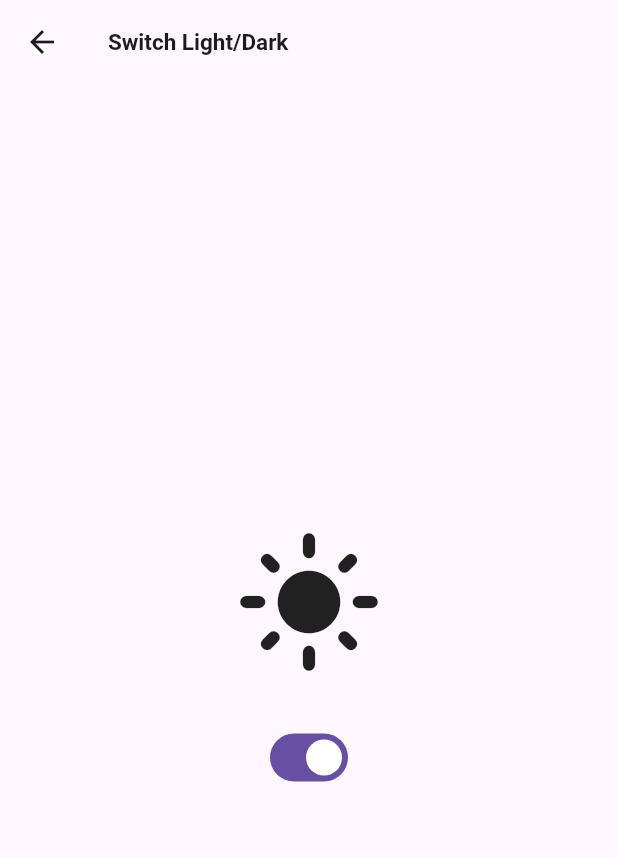
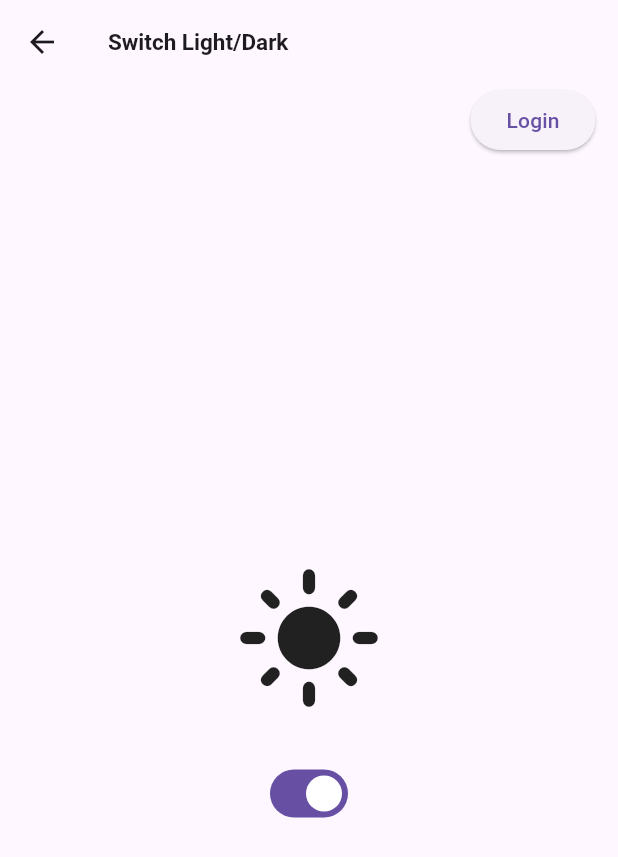
Before and after one commit to KimCookk/flutter_practice_examples, a Flutter app: the HomePage screen opened directly, on a phone screen of 412 x 824 dp. Shown: the top 857 px of the screen. Run offline on Flutter 3.47's test engine with Material 3 defaults, Android fonts, the phone set to English and light mode, and no system bars; our stand-ins replace shared_preferences; accounts and stored records are empty.

Commit message:
feat: SharedPreferences 기반 LoginState 추가 및 MultiProvider 전환

```diff
--- a/lib/examples/12_sharedpreferences/switch_dark_light/home_page.dart
+++ b/lib/examples/12_sharedpreferences/switch_dark_light/home_page.dart
@@ -29,12 +29,29 @@ class HomePageState extends ChangeNotifier {
   }
 }
 
+class LoginPageState extends ChangeNotifier {
+  bool _isLogin = false;
+
+  bool get isLogin => _isLogin;
+
+  void login() {
+    _isLogin = true;
+    notifyListeners();
+  }
+
+  void logout() {
+    _isLogin = false;
+    notifyListeners();
+  }
+}
+
 class HomePage extends StatelessWidget {
   const HomePage({super.key});
 
   @override
   Widget build(BuildContext context) {
     bool isLightMode = context.watch<HomePageState>().isLightMode;
+    bool isLogin = context.watch<LoginPageState>().isLogin;
     // TODO: implement build
     return Scaffold(
       appBar: AppBar(
@@ -50,6 +67,29 @@ class HomePage extends StatelessWidget {
         child: Column(
           mainAxisAlignment: MainAxisAlignment.center,
           children: [
+            Padding(
+              padding: const EdgeInsets.symmetric(horizontal: 15),
+              child: Row(
+                mainAxisAlignment: MainAxisAlignment.end,
+                children: [
+                  if (isLogin) Icon(Icons.person),
+                  SizedBox(
+                    width: 30,
+                  ),
+                  ElevatedButton(
+                    onPressed: () {
+                      if (isLogin) {
+                        context.read<LoginPageState>().logout();
+                      } else {
+                        context.read<LoginPageState>().login();
+                      }
+                    },
+                    child: Text(isLogin ? 'Logout' : 'Login'),
+                  ),
+                ],
+              ),
+            ),
+            Spacer(),
             Icon(
               isLightMode ? Icons.light_mode : Icons.dark_mode,
               size: 100.0,
@@ -63,6 +103,7 @@ class HomePage extends StatelessWidget {
                 context.read<HomePageState>().toggleMode();
               },
             ),
+            Spacer(),
           ],
         ),
       ),
```
Also changed, not shown: lib/examples/12_sharedpreferences/switch_dark_light/main.dart (+14 -4 lines).
